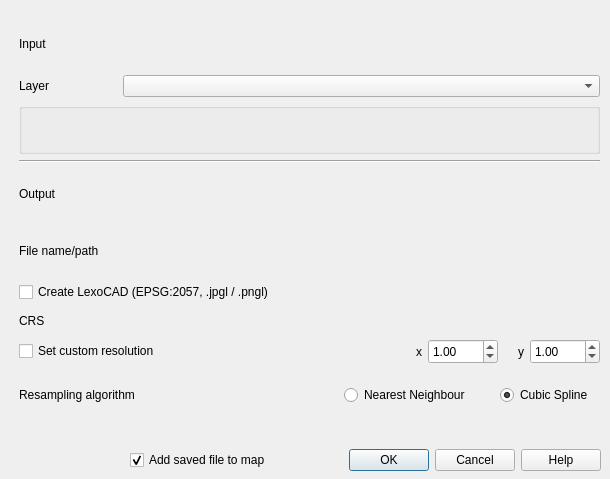
Qt form raster_cutter_dialog_base.ui (geometalab/qgis-raster-cutter) before a commit.
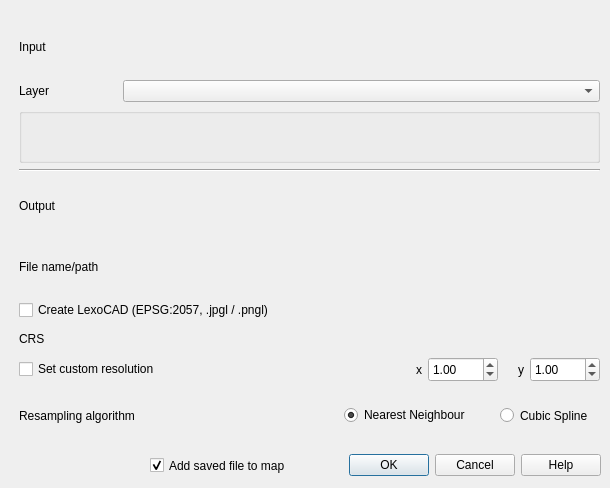
The same form after that commit. Icons and pictures are not drawn. Custom widgets are drawn as their Qt base class.

Commit message: - small layout changes - filtering layer dropdown to only raster layers - changed error reporting

The edit to the form file:
```diff
--- a/raster_cutter_dialog_base.ui
+++ b/raster_cutter_dialog_base.ui
@@ -7,7 +7,7 @@
     <x>0</x>
     <y>0</y>
     <width>610</width>
-    <height>479</height>
+    <height>488</height>
    </rect>
   </property>
   <property name="windowTitle">
@@ -24,9 +24,9 @@
    <property name="geometry">
     <rect>
      <x>20</x>
-     <y>440</y>
+     <y>450</y>
      <width>581</width>
-     <height>41</height>
+     <height>31</height>
     </rect>
    </property>
    <property name="orientation">
@@ -42,7 +42,7 @@
      <x>19</x>
      <y>19</y>
      <width>581</width>
-     <height>401</height>
+     <height>424</height>
     </rect>
    </property>
    <layout class="QVBoxLayout" name="verticalLayout">
@@ -282,6 +282,12 @@
      <layout class="QHBoxLayout" name="horizontalLayout_4">
       <item>
        <widget class="QLabel" name="resampling_algorithm_label">
+        <property name="minimumSize">
+         <size>
+          <width>0</width>
+          <height>30</height>
+         </size>
+        </property>
         <property name="text">
          <string>Resampling algorithm</string>
         </property>
@@ -298,6 +304,9 @@
         <property name="text">
          <string>Nearest Neighbour</string>
         </property>
+        <property name="checked">
+         <bool>true</bool>
+        </property>
        </widget>
       </item>
       <item>
@@ -318,7 +327,7 @@
          <string>Cubic Spline</string>
         </property>
         <property name="checked">
-         <bool>true</bool>
+         <bool>false</bool>
         </property>
        </widget>
       </item>
@@ -329,21 +338,21 @@
   <widget class="QCheckBox" name="add_to_map_checkbox">
    <property name="geometry">
     <rect>
-     <x>130</x>
+     <x>150</x>
      <y>450</y>
-     <width>170</width>
-     <height>20</height>
+     <width>150</width>
+     <height>31</height>
     </rect>
    </property>
    <property name="minimumSize">
     <size>
-     <width>170</width>
+     <width>150</width>
      <height>0</height>
     </size>
    </property>
    <property name="maximumSize">
     <size>
-     <width>170</width>
+     <width>150</width>
      <height>16777215</height>
     </size>
    </property>
```
The commit also changes 1 other file.
